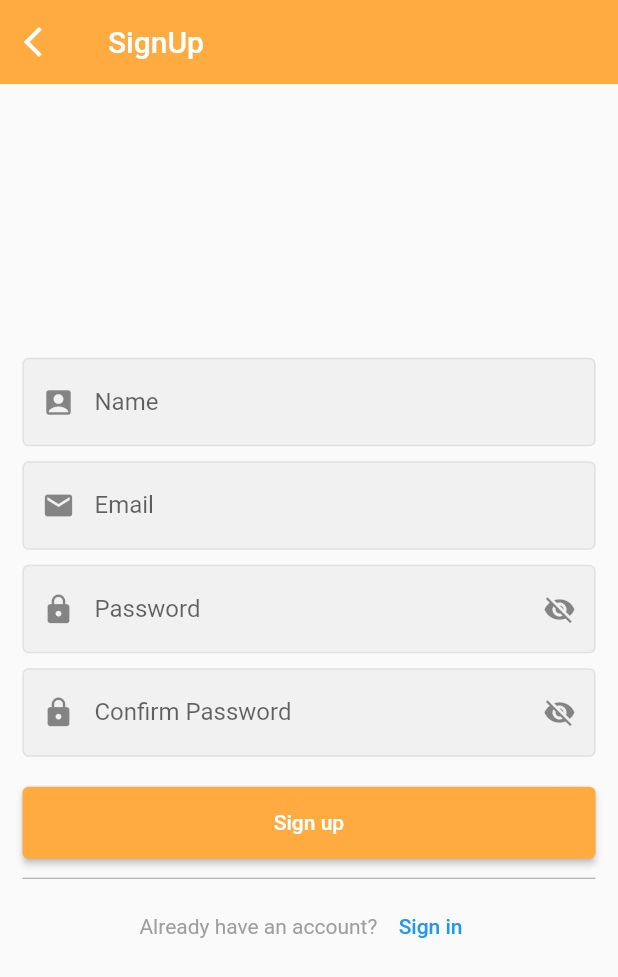
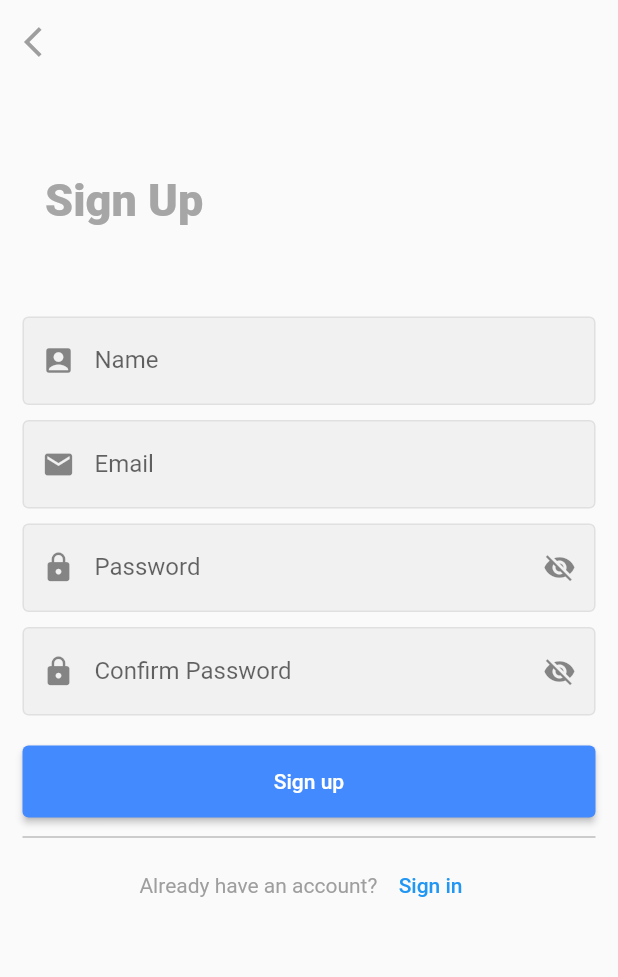
Before and after one commit to uswebk/coodig-mobile, a Flutter app: the SignupPage screen opened directly, on a phone screen of 412 x 824 dp. Shown: the top 977 px of the screen. Run offline on Flutter 3.47's test engine with Material 2 defaults, Android fonts, the light colour scheme and no system bars; drawn by our look-alikes of modal_progress_hud_nsn; our stand-ins replace flutter_dotenv, flutter_riverpod, flutter_secure_storage, freezed_annotation, get, hooks_riverpod and 1 more; accounts and stored records are empty; statements that could not run were skipped.

Commit message:
refactor: apply coodig colors in signup page

```diff
--- a/lib/feature/signup/components/signup_form.dart
+++ b/lib/feature/signup/components/signup_form.dart
@@ -3,6 +3,7 @@
 import 'package:coodig_mobile/components/form/password_confirm_text_field.dart';
 import 'package:coodig_mobile/components/form/password_text_field.dart';
 import 'package:coodig_mobile/components/snackbar.dart';
+import 'package:coodig_mobile/config/color.dart';
 import 'package:coodig_mobile/exception/api_exception.dart';
 import 'package:coodig_mobile/feature/signup/signup_state_notifier.dart';
 import 'package:coodig_mobile/provider/auth_provider.dart';
@@ -71,7 +72,7 @@
                         }
                       },
                       style: ElevatedButton.styleFrom(
-                        backgroundColor: Colors.orangeAccent,
+                        backgroundColor: CoodigColors.buttonPrimary,
                       ),
                       child: const Text('Sign up')),
                 ),
--- a/lib/feature/signup/signup_page.dart
+++ b/lib/feature/signup/signup_page.dart
@@ -1,3 +1,4 @@
+import 'package:coodig_mobile/config/color.dart';
 import 'package:coodig_mobile/enum/user_status.dart';
 import 'package:coodig_mobile/feature/dashboard/dashboard_page.dart';
 import 'package:coodig_mobile/feature/launch/launch_page.dart';
@@ -30,17 +31,33 @@
       Scaffold(
         appBar: AppBar(
           leading: IconButton(
-              icon: const Icon(Icons.arrow_back_ios),
+              icon: const Icon(
+                Icons.arrow_back_ios,
+                color: Colors.grey,
+              ),
               onPressed: () => Get.offAll(const LaunchPage())),
-          backgroundColor: Colors.orangeAccent,
-          title: const Text('SignUp'),
+          backgroundColor: Colors.transparent,
           elevation: 0,
         ),
-        body: Container(
+        body: SingleChildScrollView(
+          child: Column(
+            children: [
+              Container(
+                alignment: AlignmentDirectional.centerStart,
+                padding:
+                    const EdgeInsets.symmetric(horizontal: 30, vertical: 60),
+                child: const Text(
+                  'Sign Up',
+                  style: TextStyle(
+                      color: CoodigColors.grey,
+                      fontSize: 30,
+                      fontWeight: FontWeight.w800),
+                ),
+              ),
+              Container(
                 alignment: Alignment.center,
-          child: SingleChildScrollView(
                 child: Container(
-              padding: const EdgeInsets.symmetric(horizontal: 15, vertical: 20),
+                  padding: const EdgeInsets.symmetric(horizontal: 15),
                   child: Column(
                     mainAxisAlignment: MainAxisAlignment.center,
                     children: const [
@@ -51,6 +68,8 @@
                     ],
                   ),
                 ),
+              ),
+            ],
           ),
         ),
       ),
```
Lines whose indentation alone changed are shown as unchanged.
